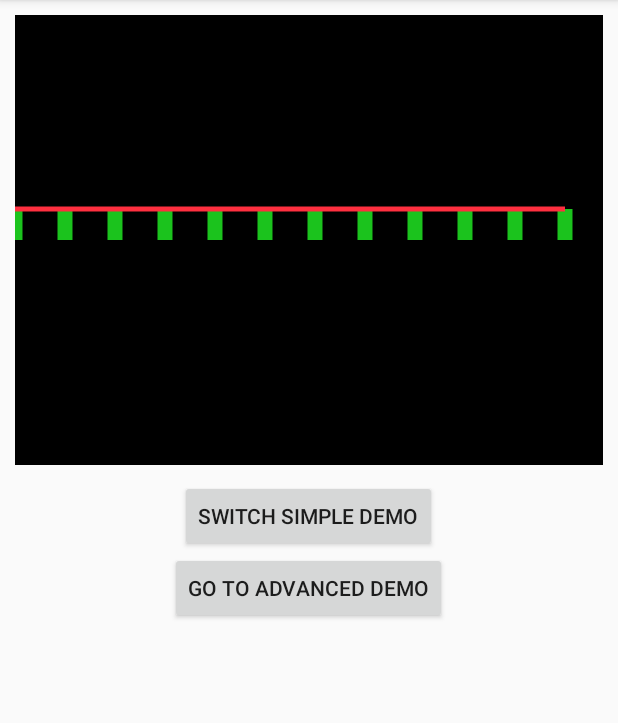
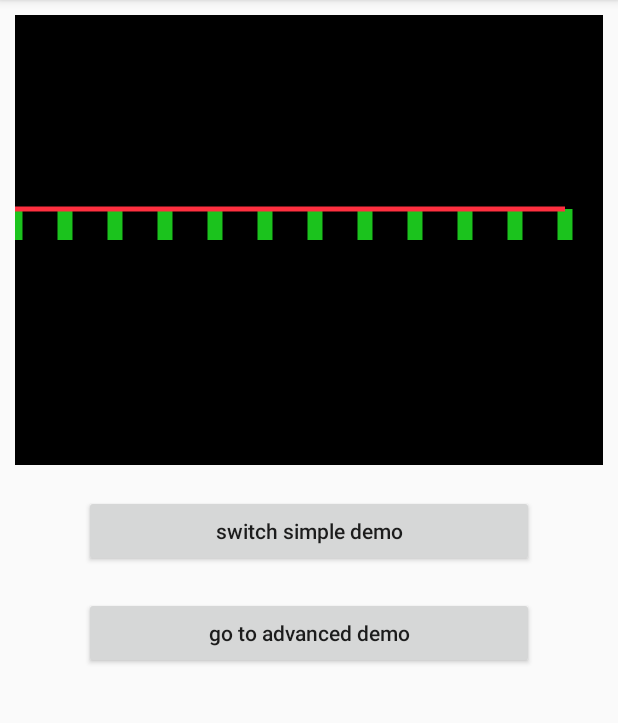
Before and after one commit to maxyou/SimpleWaveform, an Android app: the screen it shows after launch (SimpleWaveformDemo), on a phone screen of 412 x 824 dp, the part 84-807 px from its top. Run offline under Robolectric (Android 15) with nearby library versions, the phone set to English and light mode, and no system bars.

```diff
--- a/app/src/main/res/layout/activity_simple_waveform_demo.xml
+++ b/app/src/main/res/layout/activity_simple_waveform_demo.xml
@@ -16,13 +16,17 @@
 
     <Button
         android:id="@+id/button_switch"
+        android:layout_margin="10dp"
         android:text="switch simple demo"
-        android:layout_width="wrap_content"
+        android:textAllCaps="false"
+        android:layout_width="300dp"
         android:layout_height="wrap_content" />
 
     <Button
         android:id="@+id/button_goto_advance"
+        android:layout_margin="10dp"
         android:text="go to advanced demo"
-        android:layout_width="wrap_content"
+        android:textAllCaps="false"
+        android:layout_width="300dp"
         android:layout_height="wrap_content" />
 </LinearLayout>
```
